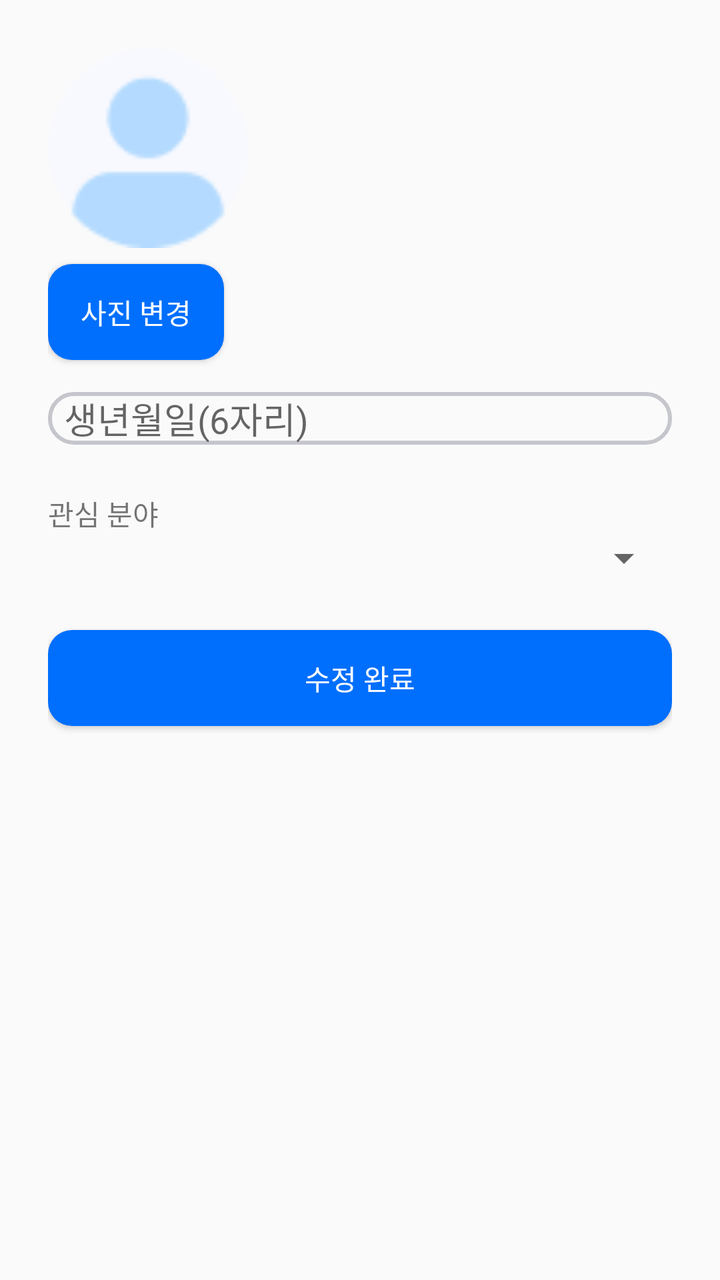
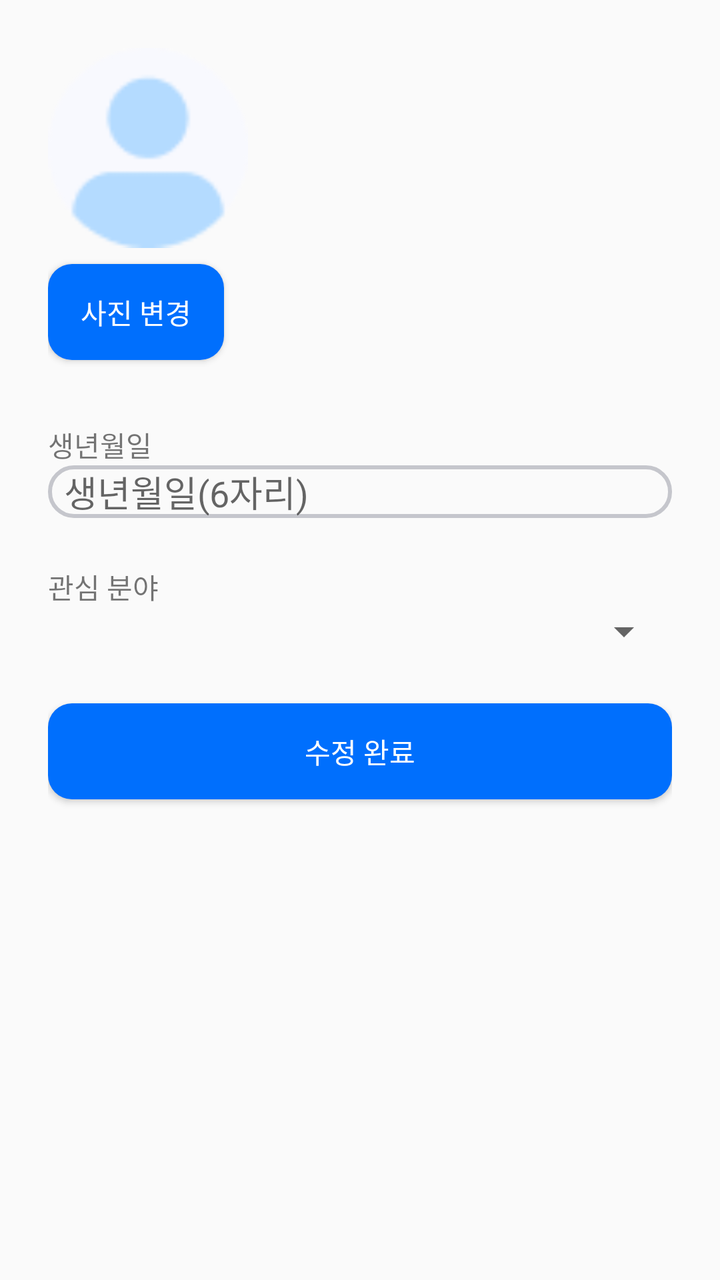

An Android layout rendered at two revisions. The XML below is the earlier revision; the diff shows what the commit changed to produce the second picture.
<!-- AndroidManifest.xml: application theme Theme.AppCompat.Light.NoActionBar -->
<!-- res/layout/activity_edit_profile.xml -->
<?xml version="1.0" encoding="utf-8"?>
<ScrollView
    xmlns:android="http://schemas.android.com/apk/res/android"
    android:layout_width="match_parent"
    android:layout_height="match_parent"
    android:padding="24dp">

    <LinearLayout
        android:layout_width="match_parent"
        android:layout_height="wrap_content"
        android:orientation="vertical">

        
        <ImageView
            android:id="@+id/ivEditProfile"
            android:layout_width="100dp"
            android:layout_height="100dp"
            android:src="@drawable/profile_image"
            android:contentDescription="프로필 이미지" />

        
        <Button
            android:id="@+id/btnChangePhoto"
            android:layout_width="wrap_content"
            android:layout_height="wrap_content"
            android:text="사진 변경"
            android:background="@drawable/main_button"
            android:textColor="@color/white"
            android:layout_marginBottom="16dp"
            android:layout_marginTop="8dp"/>

        
        <EditText
            android:id="@+id/etBirth"
            android:layout_width="match_parent"
            android:layout_height="wrap_content"
            android:hint="생년월일(6자리)"
            android:paddingLeft="8dp"
            android:background="@drawable/textbox"
            android:layout_marginBottom="8dp"
            android:inputType="number"
            android:maxLength="6"/>


        
        <TextView
            android:layout_width="wrap_content"
            android:layout_height="wrap_content"
            android:text="관심 분야"
            android:layout_marginTop="16dp"/>
        <Spinner
            android:id="@+id/spInterest"
            android:layout_width="match_parent"
            android:layout_height="wrap_content" />

        
        <Button
            android:id="@+id/btnSave"
            android:layout_width="match_parent"
            android:layout_height="wrap_content"
            android:text="수정 완료"
            android:background="@drawable/main_button"
            android:textColor="@color/white"
            android:layout_marginBottom="16dp"
            android:layout_marginTop="24dp"/>
    </LinearLayout>
</ScrollView>
<!-- resources referenced by this layout -->
<resources>
  <color name="white">#FFFFFFFF</color>
  <!-- drawable main_button (drawable) -->
  <?xml version="1.0" encoding="utf-8"?>
  <shape xmlns:android="http://schemas.android.com/apk/res/android"
  android:shape="rectangle">
  <solid android:color="#006FFD"/>
  <corners android:radius="12dp"/>
  </shape>
  <!-- drawable profile_image: png bitmap (drawable, 1511 bytes) -->
  <!-- drawable textbox (drawable) -->
  <selector xmlns:android="http://schemas.android.com/apk/res/android">
      <item android:state_focused="true">
          <shape android:shape="rectangle">
              <corners android:radius="12dp"/>
              <solid android:color="#00006FFD"/>
              <stroke android:width="2dp" android:color="#006FFD"/>
          </shape>
      </item>
  
      <item>
          <shape android:shape="rectangle">
              <corners android:radius="12dp"/>
              <solid android:color="#00006FFD"/>
              <stroke android:width="2dp" android:color="#C5C6CC"/>
          </shape>
      </item>
  </selector>
</resources>

<!-- the commit's change to res/layout/activity_edit_profile.xml (unified diff, before → after) -->
@@ -30,6 +30,11 @@
             android:layout_marginTop="8dp"/>
 
         
+        <TextView
+            android:layout_width="wrap_content"
+            android:layout_height="wrap_content"
+            android:text="생년월일"
+            android:layout_marginTop="16dp"/>
         <EditText
             android:id="@+id/etBirth"
             android:layout_width="match_parent"
